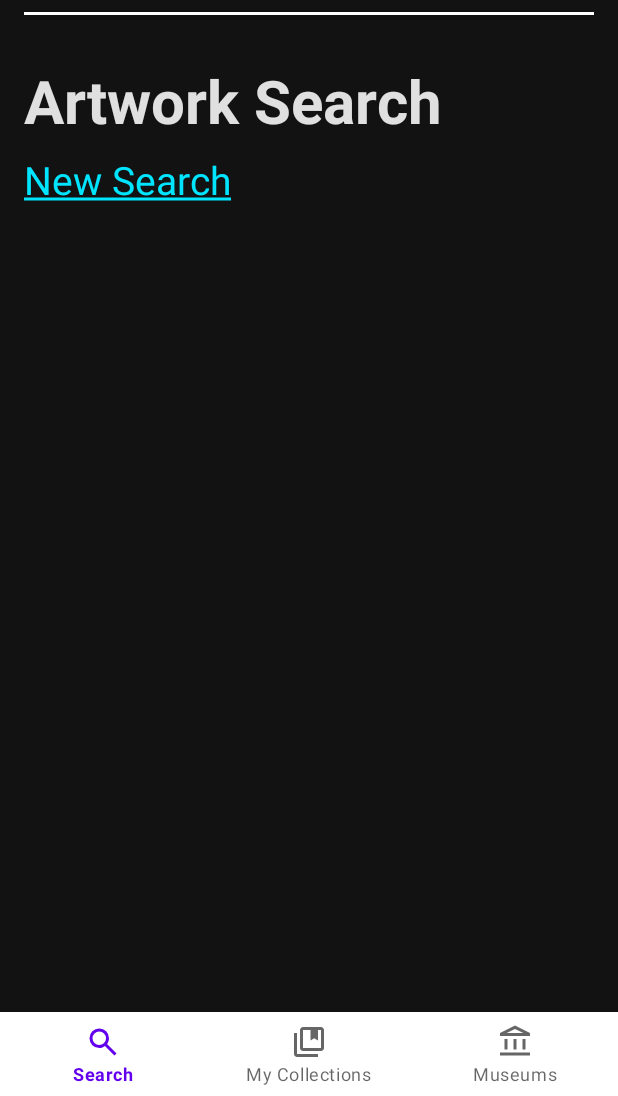
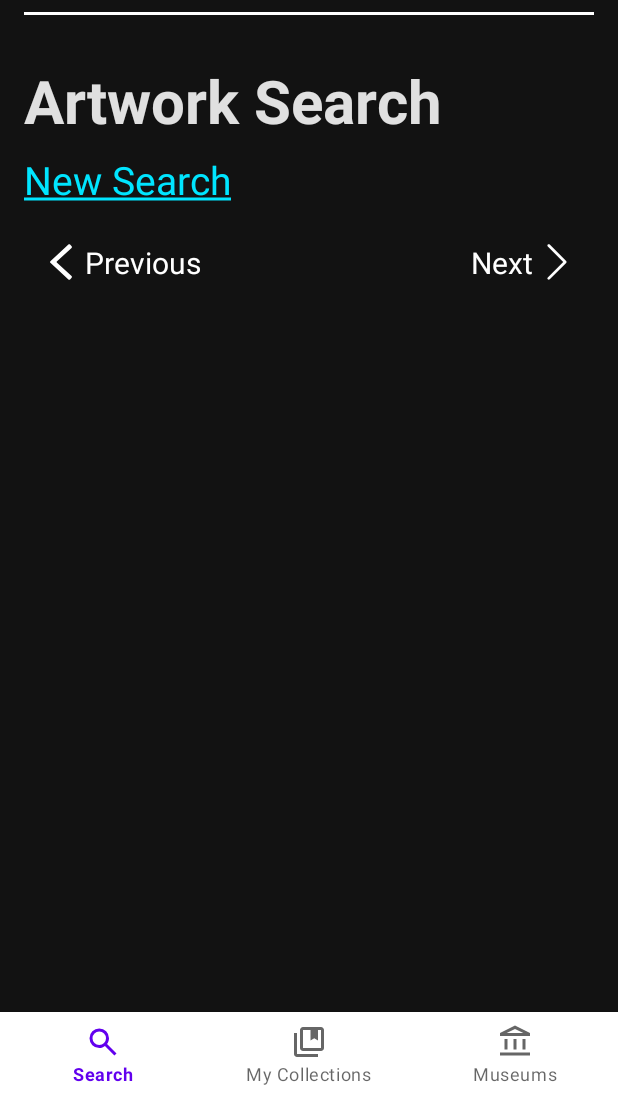
Before and after one commit to QWang00/exhibition-curator-android, an Android app: the fragment SearchResultFragment placed in its activity, on a phone screen of 412 x 824 dp, the part 140-1236 px from its top. Run offline under Robolectric (Android 15) with nearby library versions, the phone set to English and light mode, and no system bars; our stand-ins replace navigation-ui; pictures from the network do not load.

Commit message:
style: move next prev button out of bottom area in fragment_search_result.xml

```diff
--- a/app/src/main/res/layout/fragment_search_result.xml
+++ b/app/src/main/res/layout/fragment_search_result.xml
@@ -1,47 +1,40 @@
 <?xml version="1.0" encoding="utf-8"?>
-<androidx.constraintlayout.widget.ConstraintLayout
+<ScrollView
     xmlns:android="http://schemas.android.com/apk/res/android"
     xmlns:app="http://schemas.android.com/apk/res-auto"
+    android:id="@+id/scroll_view"
     android:layout_width="match_parent"
     android:layout_height="match_parent"
     android:background="@color/background_black"
-    android:padding="16dp">
-
-    <!-- Scrollable Content -->
-    <ScrollView
-        android:id="@+id/scroll_view"
-        android:layout_width="match_parent"
-        android:layout_height="0dp"
-        app:layout_constraintTop_toTopOf="parent"
-        app:layout_constraintBottom_toTopOf="@+id/pagination_controls">
+    android:padding="16dp"
+    android:fillViewport="true">
 
     <LinearLayout
         android:layout_width="match_parent"
         android:layout_height="wrap_content"
+        android:paddingBottom="30dp"
         android:orientation="vertical">
 
-            <!-- Existing header and content -->
-            <include layout="@layout/header_layout"/>
+        <include
+            layout="@layout/header_layout" />
 
         <View
             android:layout_width="match_parent"
             android:layout_height="2dp"
-                android:background="@color/white"
             android:layout_marginTop="8dp"
-                android:layout_marginBottom="30dp"/>
+            android:layout_marginBottom="30dp"
+            android:background="@color/white" />
 
         <TextView
             android:id="@+id/artwork_results_title"
-                android:layout_width="match_parent"
+            android:layout_width="wrap_content"
             android:layout_height="wrap_content"
             android:text="Artwork Search"
             android:textSize="40sp"
             android:textStyle="bold"
             android:textColor="@color/text_light_gray"
-                android:gravity="start"
-                android:layout_marginBottom="8dp"/>
+            android:layout_marginBottom="8dp" />
 
-            <!-- New Search Link with proper underline -->
         <TextView
             android:id="@+id/new_search"
             android:layout_width="wrap_content"
@@ -51,30 +44,16 @@
             android:textColor="@color/accent_cyan"
             android:paddingBottom="4dp"
             android:background="@drawable/underline"
-                android:layout_marginBottom="12dp"/>
+            android:layout_marginBottom="12dp" />
 
-            <LinearLayout
-                android:id="@+id/artwork_container"
-                android:layout_width="match_parent"
-                android:layout_height="wrap_content"
-                android:orientation="vertical"/>
-
-        </LinearLayout>
-    </ScrollView>
-
-    <!-- Pagination Controls - Fixed positioning -->
         <LinearLayout
             android:id="@+id/pagination_controls"
             android:layout_width="match_parent"
             android:layout_height="wrap_content"
             android:orientation="horizontal"
             android:gravity="center"
-        android:padding="8dp"
-        app:layout_constraintBottom_toBottomOf="parent"
-        app:layout_constraintStart_toStartOf="parent"
-        app:layout_constraintEnd_toEndOf="parent">
+            android:padding="8dp">
 
-        <!-- Previous Button -->
             <LinearLayout
                 android:id="@+id/prev_button"
                 android:layout_width="wrap_content"
@@ -83,27 +62,26 @@
                 android:gravity="center"
                 android:clickable="true"
                 android:focusable="true"
-            android:foreground="?attr/selectableItemBackground"
-            android:layout_marginEnd="16dp">
+                app:layout_constraintEnd_toEndOf="parent"
+                android:layout_marginEnd="180dp">
 
                 <ImageView
                     android:id="@+id/prev_icon"
                     android:layout_width="24dp"
                     android:layout_height="24dp"
                     android:src="@drawable/ic_arrow_left"
-                app:tint="@color/text_white"/>
+                    app:tint="@color/text_white" />
 
                 <TextView
                     android:id="@+id/prev_text"
                     android:layout_width="wrap_content"
                     android:layout_height="wrap_content"
                     android:text="Previous"
-                android:textSize="16sp"
+                    android:textSize="20sp"
                     android:textColor="@color/text_white"
-                android:layout_marginStart="4dp"/>
+                    android:layout_marginStart="4dp" />
             </LinearLayout>
 
-        <!-- Next Button -->
             <LinearLayout
                 android:id="@+id/next_button"
                 android:layout_width="wrap_content"
@@ -111,24 +89,31 @@
                 android:orientation="horizontal"
                 android:gravity="center"
                 android:clickable="true"
-            android:focusable="true"
-            android:foreground="?attr/selectableItemBackground">
+                android:focusable="true">
 
                 <TextView
                     android:id="@+id/next_text"
                     android:layout_width="wrap_content"
                     android:layout_height="wrap_content"
                     android:text="Next"
-                android:textSize="16sp"
+                    android:textSize="20sp"
                     android:textColor="@color/text_white"
-                android:layout_marginEnd="4dp"/>
+                    android:layout_marginEnd="4dp" />
 
                 <ImageView
                     android:id="@+id/next_icon"
                     android:layout_width="24dp"
                     android:layout_height="24dp"
                     android:src="@drawable/ic_arrow_right"
-                app:tint="@color/text_white"/>
+                    app:tint="@color/text_white" />
             </LinearLayout>
         </LinearLayout>
-</androidx.constraintlayout.widget.ConstraintLayout>
+
+
+        <LinearLayout
+            android:id="@+id/artwork_container"
+            android:layout_width="match_parent"
+            android:layout_height="wrap_content"
+            android:orientation="vertical" />
+    </LinearLayout>
+</ScrollView>
```
Lines whose indentation alone changed are shown as unchanged.
